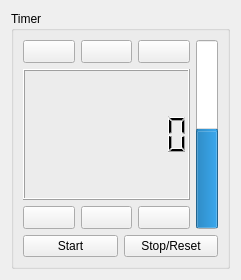
First picture: the form in timer-widget.ui, repository russauld/Timer, before the edit.
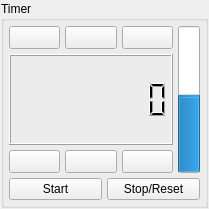
Second picture: the form after the edit. Icons and pictures are not drawn.

Commit message: Updates to the UI file for the Timer widget. Mostly just messing around with the size policy. Also set the names of all layouts.

What changed in the file:
```diff
--- a/timer-widget.ui
+++ b/timer-widget.ui
@@ -6,20 +6,53 @@
    <rect>
     <x>0</x>
     <y>0</y>
-    <width>241</width>
-    <height>280</height>
+    <width>209</width>
+    <height>209</height>
    </rect>
   </property>
+  <property name="sizePolicy">
+   <sizepolicy hsizetype="Preferred" vsizetype="Preferred">
+    <horstretch>0</horstretch>
+    <verstretch>0</verstretch>
+   </sizepolicy>
+  </property>
+  <property name="minimumSize">
+   <size>
+    <width>0</width>
+    <height>0</height>
+   </size>
+  </property>
+  <property name="baseSize">
+   <size>
+    <width>0</width>
+    <height>0</height>
+   </size>
+  </property>
   <property name="windowTitle">
    <string>Timer</string>
   </property>
-  <layout class="QVBoxLayout" name="verticalLayout_2">
+  <layout class="QVBoxLayout" name="TimerLayout">
+   <property name="spacing">
+    <number>1</number>
+   </property>
+   <property name="sizeConstraint">
+    <enum>QLayout::SetDefaultConstraint</enum>
+   </property>
+   <property name="margin">
+    <number>1</number>
+   </property>
    <item>
     <widget class="QGroupBox" name="groupBox">
      <property name="title">
       <string>Timer</string>
      </property>
-     <layout class="QVBoxLayout" name="verticalLayout_3">
+     <layout class="QVBoxLayout" name="GroupBoxLayout">
+      <property name="spacing">
+       <number>5</number>
+      </property>
+      <property name="margin">
+       <number>5</number>
+      </property>
       <item>
        <layout class="QHBoxLayout" name="horizontalLayout">
         <item>
```
